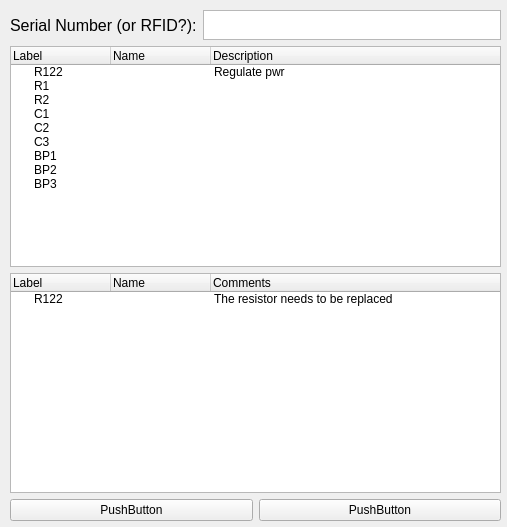
Above: bin/lib/SelectionEdit.ui from adamazoulay/ITkTrackingGUI before the change. Below: the same form after it.
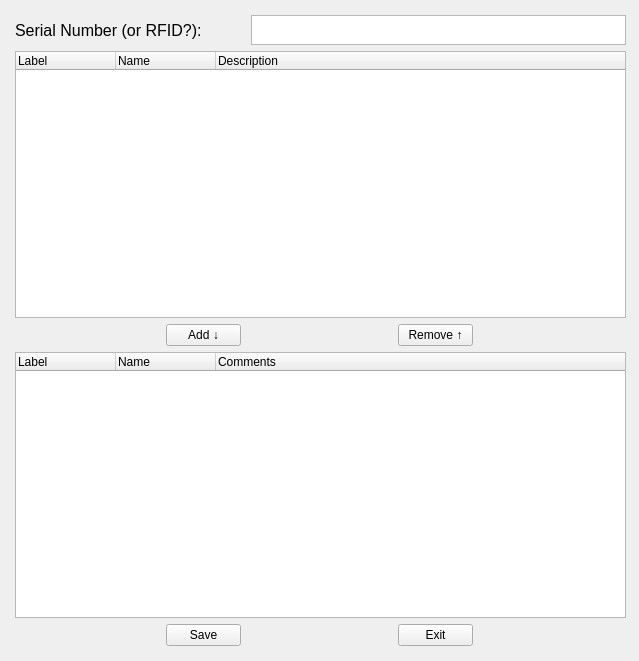
That is the form after the change. Icons and pictures are not drawn.

Commit message: Adjusted edit ui, added add button

```diff
--- a/bin/lib/SelectionEdit.ui
+++ b/bin/lib/SelectionEdit.ui
@@ -6,8 +6,8 @@
    <rect>
     <x>0</x>
     <y>0</y>
-    <width>507</width>
-    <height>527</height>
+    <width>639</width>
+    <height>661</height>
    </rect>
   </property>
   <property name="windowTitle">
@@ -17,21 +17,35 @@
    <iconset>
     <normaloff>C:/Users/Adam/.designer/imgs/form.png</normaloff>C:/Users/Adam/.designer/imgs/form.png</iconset>
   </property>
-  <widget class="QWidget" name="">
+  <widget class="QWidget" name="verticalLayoutWidget">
    <property name="geometry">
     <rect>
      <x>10</x>
      <y>10</y>
-     <width>491</width>
-     <height>511</height>
+     <width>621</width>
+     <height>641</height>
     </rect>
    </property>
    <layout class="QGridLayout" name="gridLayout">
+    <property name="leftMargin">
+     <number>5</number>
+    </property>
+    <property name="topMargin">
+     <number>5</number>
+    </property>
+    <property name="rightMargin">
+     <number>5</number>
+    </property>
+    <property name="bottomMargin">
+     <number>5</number>
+    </property>
     <item row="0" column="0">
+     <layout class="QHBoxLayout" name="horizontalLayout">
+      <item>
      <widget class="QLabel" name="label">
       <property name="minimumSize">
        <size>
-        <width>187</width>
+          <width>230</width>
         <height>30</height>
        </size>
       </property>
@@ -51,7 +65,7 @@
       </property>
      </widget>
     </item>
-    <item row="0" column="1">
+      <item>
      <widget class="QTextEdit" name="textEdit">
       <property name="minimumSize">
        <size>
@@ -72,7 +86,9 @@
       </property>
      </widget>
     </item>
-    <item row="1" column="0" colspan="2">
+     </layout>
+    </item>
+    <item row="1" column="0">
      <widget class="QTreeWidget" name="elementTree">
       <property name="minimumSize">
        <size>
@@ -110,112 +126,49 @@
         <string>Description</string>
        </property>
       </column>
-      <item>
-       <property name="text">
-        <string>R122</string>
-       </property>
-       <property name="text">
-        <string/>
-       </property>
-       <property name="text">
-        <string>Regulate pwr</string>
-       </property>
-       <property name="flags">
-        <set>ItemIsSelectable|ItemIsUserCheckable|ItemIsEnabled</set>
-       </property>
-      </item>
-      <item>
-       <property name="text">
-        <string>R1</string>
-       </property>
-       <property name="text">
-        <string/>
-       </property>
-       <property name="text">
-        <string/>
-       </property>
-      </item>
+     </widget>
+    </item>
+    <item row="2" column="0">
+     <layout class="QHBoxLayout" name="horizontalLayout_4">
+      <property name="topMargin">
+       <number>0</number>
+      </property>
       <item>
-       <property name="text">
-        <string>R2</string>
+       <widget class="QPushButton" name="btnAdd">
+        <property name="maximumSize">
+         <size>
+          <width>75</width>
+          <height>16777215</height>
+         </size>
        </property>
        <property name="text">
-        <string/>
-       </property>
-       <property name="text">
-        <string/>
-       </property>
+         <string>Add ↓</string>
+        </property>
+       </widget>
       </item>
       <item>
-       <property name="text">
-        <string>C1</string>
-       </property>
-       <property name="text">
-        <string/>
+       <widget class="QPushButton" name="btnRemove">
+        <property name="minimumSize">
+         <size>
+          <width>0</width>
+          <height>0</height>
+         </size>
+        </property>
+        <property name="maximumSize">
+         <size>
+          <width>75</width>
+          <height>16777215</height>
+         </size>
        </property>
        <property name="text">
-        <string/>
-       </property>
-      </item>
-      <item>
-       <property name="text">
-        <string>C2</string>
-       </property>
-       <property name="text">
-        <string/>
-       </property>
-       <property name="text">
-        <string/>
-       </property>
-      </item>
-      <item>
-       <property name="text">
-        <string>C3</string>
-       </property>
-       <property name="text">
-        <string/>
-       </property>
-       <property name="text">
-        <string/>
-       </property>
-      </item>
-      <item>
-       <property name="text">
-        <string>BP1</string>
-       </property>
-       <property name="text">
-        <string/>
-       </property>
-       <property name="text">
-        <string/>
-       </property>
-      </item>
-      <item>
-       <property name="text">
-        <string>BP2</string>
-       </property>
-       <property name="text">
-        <string/>
-       </property>
-       <property name="text">
-        <string/>
-       </property>
-      </item>
-      <item>
-       <property name="text">
-        <string>BP3</string>
-       </property>
-       <property name="text">
-        <string/>
-       </property>
-       <property name="text">
-        <string/>
-       </property>
-      </item>
-     </widget>
-    </item>
-    <item row="2" column="0" colspan="2">
-     <widget class="QTreeWidget" name="selectedTree_2">
+         <string>Remove ↑</string>
+        </property>
+       </widget>
+      </item>
+     </layout>
+    </item>
+    <item row="3" column="0">
+     <widget class="QTreeWidget" name="selectedTree">
       <property name="minimumSize">
        <size>
         <width>0</width>
@@ -246,38 +199,36 @@
         <string>Comments</string>
        </property>
       </column>
-      <item>
-       <property name="text">
-        <string>R122</string>
-       </property>
-       <property name="text">
-        <string/>
-       </property>
-       <property name="text">
-        <string>The resistor needs to be replaced</string>
-       </property>
-       <property name="flags">
-        <set>ItemIsSelectable|ItemIsUserCheckable|ItemIsEnabled</set>
-       </property>
-      </item>
      </widget>
     </item>
-    <item row="3" column="0" colspan="2">
+    <item row="4" column="0">
      <layout class="QHBoxLayout" name="horizontalLayout_3">
       <property name="topMargin">
        <number>0</number>
       </property>
       <item>
-       <widget class="QPushButton" name="pushButton_2">
+       <widget class="QPushButton" name="btnSave">
+        <property name="maximumSize">
+         <size>
+          <width>75</width>
+          <height>16777215</height>
+         </size>
+        </property>
         <property name="text">
-         <string>PushButton</string>
+         <string>Save</string>
         </property>
        </widget>
       </item>
       <item>
-       <widget class="QPushButton" name="pushButton">
+       <widget class="QPushButton" name="btnExit">
+        <property name="maximumSize">
+         <size>
+          <width>75</width>
+          <height>16777215</height>
+         </size>
+        </property>
         <property name="text">
-         <string>PushButton</string>
+         <string>Exit</string>
         </property>
        </widget>
       </item>
```
Left out of the diff: 2 changed lines with no effect on the pictures. Lines whose indentation alone changed are shown as unchanged. The commit also changes 4 other files.
